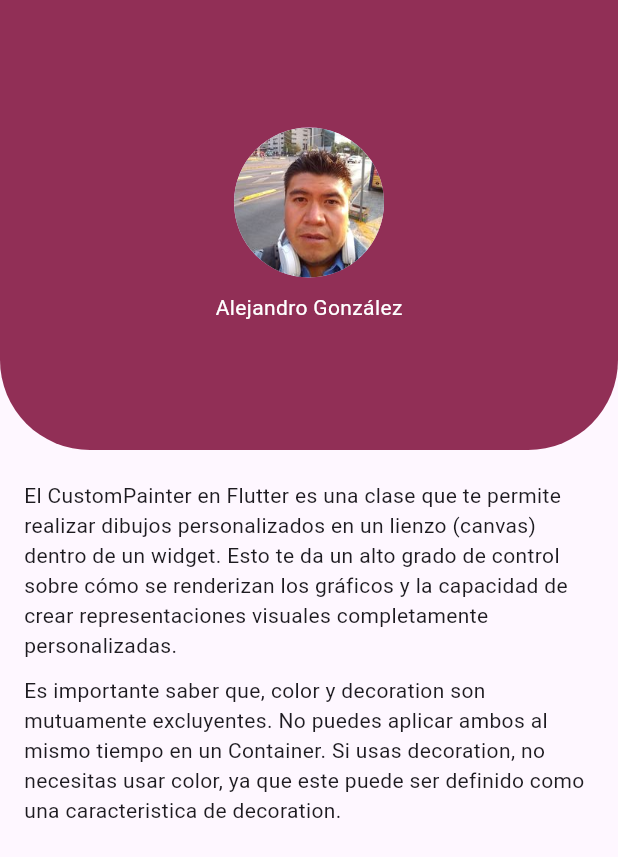
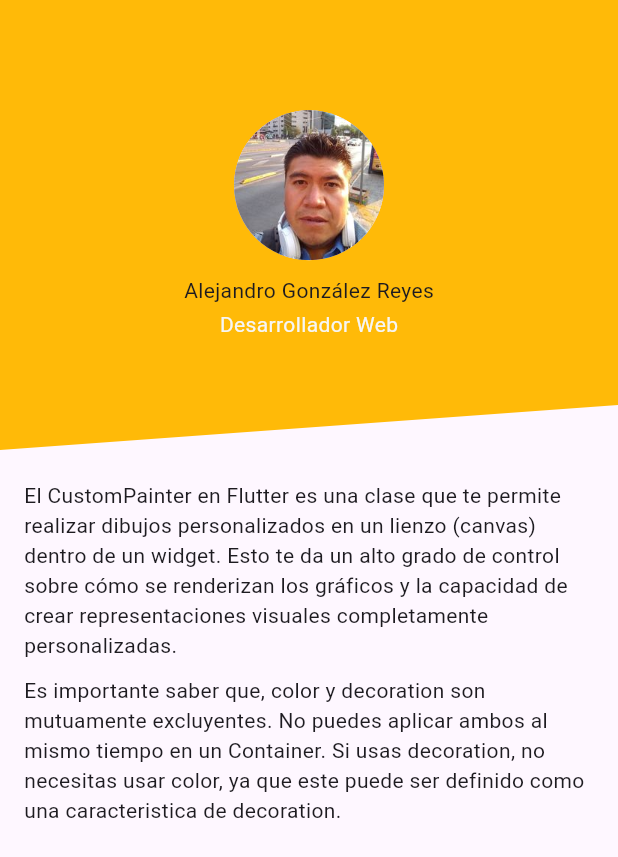
Before and after one commit to alexglzrys/flutter_design_custom_painter, a Flutter app: the screen it shows after launch, on a phone screen of 412 x 824 dp. Shown: the top 857 px of the screen. Run offline on Flutter 3.47's test engine with Material 3 defaults, Android fonts, the phone set to English and light mode, and no system bars.

Commit message:
header rectángulo inclinado o diagonal

```diff
--- a/lib/screens/headers_page.dart
+++ b/lib/screens/headers_page.dart
@@ -11,7 +11,8 @@ class HeadersPage extends StatelessWidget {
           child: Column(
         children: [
           // HeaderRectangular(),
-          HeaderBordesRedondeados(),
+          // HeaderBordesRedondeados(),
+          HeaderRectanguloInclinado(),
           Content(),
         ],
       )),
--- /dev/null
+++ b/lib/widgets/header_rectangulo_inclinado.dart
@@ -0,0 +1,91 @@
+import 'package:flutter/material.dart';
+
+// Widget para representar una cabecera rectangular con estilo en diagonal
+class HeaderRectanguloInclinado extends StatelessWidget {
+  const HeaderRectanguloInclinado({super.key});
+
+  @override
+  Widget build(BuildContext context) {
+    return SizedBox(
+      // Definir el tamaño exacto del lienzo (300 alto x 100% de ancho)
+      height: 300,
+      width: double.infinity,
+      // ? CustomPaint permite realizar dibujos personalizados en tu aplicación.
+      // Te da un lienzo en blanco donde puedes dibujar formas, gráficos y otros elementos de forma programática mediante el uso de la clase CustomPainter.
+      // * Es especialmente útil cuando necesitas representaciones visuales que no se pueden lograr con los widgets predefinidos de Flutter.
+      child: CustomPaint(
+        // ! Especificar el objeto CustomPainter encargado de definir el dibujo personalizado
+        painter: _PainterDiagonal(),
+        child: const _HeaderInformation(),
+      ),
+    );
+  }
+}
+
+// Cuando utilizas CustomPaint, debes proporcionar un objeto CustomPainter que implemente los método paint y shouldRepaint
+class _PainterDiagonal extends CustomPainter {
+  // El método paint define cómo se debe dibujar en el lienzo. Toma dos argumentos: un objeto Canvas, que es el lienzo donde se realizará el dibujo, y un objeto Size, que representa el tamaño del área de dibujo.
+  @override
+  void paint(Canvas canvas, Size size) {
+    // Inicializar el objeto paint (lápiz) que me servirá para dibujar
+    final paint = Paint();
+
+    // Establecer propiedades del objeto paint (color, estilo (borde | relleno), ancho (borde))
+    paint.color = const Color(0xffFFBA08);
+    paint.style = PaintingStyle.fill;
+    // paint.style = PaintingStyle.stroke;
+    // paint.strokeWidth = 3;
+
+    // Inicializar el objeto path que me servirá para dibujar el camino que debe seguir el lápiz sobre el lienzo
+    final path = Path();
+
+    // Por defecto el CustomPaint posiciona el lapiz en la coordenada (0,0), que se corresponde con la esquina superior izquierda de la pantalla del dispositivo
+
+    path.moveTo(0,
+        size.height); // Mover el lapiz a la posicion (0, 100%) - A partir de este punto comenzaré a dibujar
+    path.lineTo(size.width,
+        size.height * 0.9); // dibujar una linea hasta la posición (100%, 90%)
+    path.lineTo(size.width, 0); // dibujar una linea hasta la posición (100%, 0)
+    path.lineTo(0, 0); // dibujar una linea hasta la posición (0, 0)
+    path.lineTo(
+        0, size.height); // dibujar una linea hasta la posición (0, 100%)
+
+    // Dibujar el path definido sobre el canvas o lienzo (utilizando las propiedades definidas en el lápiz)
+    canvas.drawPath(path, paint);
+  }
+
+  // El método shouldRepaint especifica si se necesita una actualización del dibujo basada en el nuevo estado del widget
+  @override
+  bool shouldRepaint(covariant CustomPainter oldDelegate) {
+    // (en la mayoría de los casos debe retornar true).
+    return true;
+  }
+}
+
+// Widget encargado de mostrar información dentro de la sección de cabecera
+class _HeaderInformation extends StatelessWidget {
+  const _HeaderInformation({
+    super.key,
+  });
+
+  @override
+  Widget build(BuildContext context) {
+    return const Center(
+        child: Column(
+      mainAxisAlignment: MainAxisAlignment.center,
+      children: [
+        CircleAvatar(
+          backgroundImage: AssetImage('assets/images/avatar.jpg'),
+          radius: 50,
+        ),
+        SizedBox(height: 10),
+        Text('Alejandro González Reyes'),
+        SizedBox(height: 3),
+        Text(
+          'Desarrollador Web',
+          style: TextStyle(color: Color.fromARGB(255, 246, 246, 246)),
+        ),
+      ],
+    ));
+  }
+}
--- a/lib/widgets/widgets.dart
+++ b/lib/widgets/widgets.dart
@@ -1,3 +1,4 @@
 // Archivo de barril concentrador de widgets
+export 'package:custom_painter_flutter_app/widgets/header_rectangulo_inclinado.dart';
 export 'package:custom_painter_flutter_app/widgets/header_bordes_redondeados.dart';
 export 'package:custom_painter_flutter_app/widgets/header_rectangular.dart';
```
